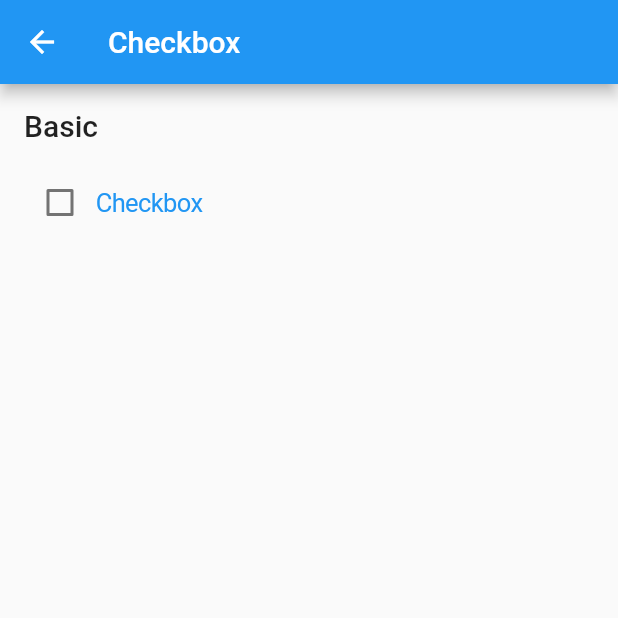
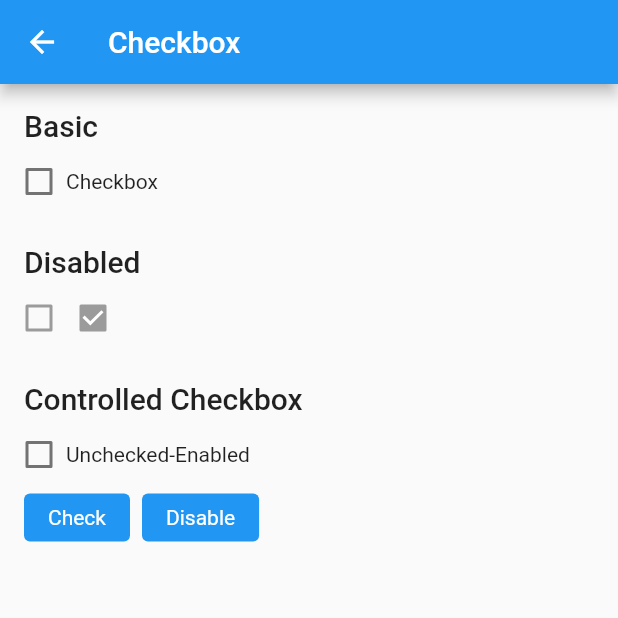
Before and after one commit to qiuxiang/flutter-antd, a Flutter app: the screen it shows after launch, after a tap on "Checkbox", on a phone screen of 412 x 824 dp, the top half of it. Run offline on Flutter 3.47's test engine with Material 2 defaults, Android fonts, the phone set to English and light mode, and no system bars; our stand-ins replace get.

```diff
--- a/example/lib/checkbox.dart
+++ b/example/lib/checkbox.dart
@@ -1,35 +1,69 @@
 import 'package:flutter/material.dart';
 import 'package:flutter_antd/flutter_antd.dart';
+import 'package:get/get.dart';
+
+import 'widgets.dart';
 
 class CheckboxPage extends StatelessWidget {
   const CheckboxPage();
 
   @override
   Widget build(BuildContext context) {
+    final state = CheckboxPageState();
+    Get.put(state);
     return Scaffold(
       appBar: AppBar(title: const Text('Checkbox')),
       body: ListView(padding: const EdgeInsets.all(16), children: [
-        const Title('Basic'),
+        const GroupTitle('Basic'),
         Row(children: [
           AntdCheckbox(
             label: 'Checkbox',
             onChange: (value) => print('checked = $value'),
           ),
         ]),
+        const SizedBox(height: 32),
+        const GroupTitle('Disabled'),
+        Row(children: const [
+          AntdCheckbox(disabled: true),
+          SizedBox(width: 8),
+          AntdCheckbox(disabled: true, checked: true),
+        ]),
+        const SizedBox(height: 32),
+        const GroupTitle('Controlled Checkbox'),
+        Obx(() {
+          final checked = state.checked.isTrue ? 'Checked' : 'Unchecked';
+          final disabled = state.disabled.isTrue ? 'Disabled' : 'Enabled';
+          return AntdCheckbox(
+            label: '$checked-$disabled',
+            checked: state.checked.value,
+            disabled: state.disabled.value,
+            onChange: (value) => state.checked.value = value,
+          );
+        }),
+        const SizedBox(height: 16),
+        Row(children: [
+          Obx(() {
+            return Button(
+              type: ButtonType.primary,
+              text: state.checked.isTrue ? 'Uncheck' : 'Check',
+              onClick: state.checked.toggle,
+            );
+          }),
+          const SizedBox(width: 8),
+          Obx(() {
+            return Button(
+              type: ButtonType.primary,
+              text: state.disabled.isTrue ? 'Enable' : 'Disable',
+              onClick: state.disabled.toggle,
+            );
+          }),
+        ]),
       ]),
     );
   }
 }
 
-class Title extends StatelessWidget {
-  final String title;
-  const Title(this.title);
-
-  @override
-  Widget build(BuildContext context) {
-    return Column(crossAxisAlignment: CrossAxisAlignment.start, children: [
-      Text(title, style: Theme.of(context).textTheme.headline6),
-      const SizedBox(height: 16),
-    ]);
-  }
+class CheckboxPageState extends GetxController {
+  final checked = false.obs;
+  final disabled = false.obs;
 }
--- a/example/lib/main.dart
+++ b/example/lib/main.dart
@@ -3,6 +3,7 @@ import 'package:get/get.dart';
 
 import 'button.dart';
 import 'checkbox.dart';
+import 'space.dart';
 
 void main() {
   runApp(App());
@@ -30,6 +31,10 @@ class HomePage extends StatelessWidget {
           onTap: () => Get.to(() => const ButtonPage()),
         ),
         ListTile(
+          title: const Text('Space'),
+          onTap: () => Get.to(() => const SpacePage()),
+        ),
+        ListTile(
           title: const Text('Checkbox'),
           onTap: () => Get.to(() => const CheckboxPage()),
         ),
--- a/example/lib/widgets.dart
+++ b/example/lib/widgets.dart
@@ -0,0 +1,14 @@
+import 'package:flutter/material.dart';
+
+class GroupTitle extends StatelessWidget {
+  final String title;
+  const GroupTitle(this.title);
+
+  @override
+  Widget build(BuildContext context) {
+    return Column(crossAxisAlignment: CrossAxisAlignment.start, children: [
+      Text(title, style: Theme.of(context).textTheme.headline6),
+      const SizedBox(height: 16),
+    ]);
+  }
+}
--- a/lib/button/button.dart
+++ b/lib/button/button.dart
@@ -10,8 +10,9 @@ class Button extends StatelessWidget {
   final bool disabled;
   final bool danger;
   final IconData? icon;
+  final ButtonSize size;
 
-  Button({
+  const Button({
     this.onClick,
     this.child,
     this.text = '',
@@ -20,6 +21,7 @@ class Button extends StatelessWidget {
     this.loading = false,
     this.disabled = false,
     this.danger = false,
+    this.size = ButtonSize.middle,
     this.icon,
   });
 
--- a/lib/checkbox/checkbox.dart
+++ b/lib/checkbox/checkbox.dart
@@ -6,12 +6,18 @@ class AntdCheckbox extends StatefulWidget {
   final bool defaultChecked;
   final String label;
   final Widget? labelWidget;
+  final bool disabled;
+  final bool? checked;
+  final bool autoFocus;
 
   const AntdCheckbox({
     this.onChange,
     this.label = '',
     this.labelWidget,
     this.defaultChecked = false,
+    this.disabled = false,
+    this.autoFocus = false,
+    this.checked,
   });
 
   @override
@@ -24,16 +30,39 @@ class _AntdCheckboxState extends State<AntdCheckbox> {
   @override
   void initState() {
     super.initState();
-    value = widget.defaultChecked;
+    value = widget.checked ?? widget.defaultChecked;
+  }
+
+  @override
+  void didUpdateWidget(AntdCheckbox old) {
+    super.didUpdateWidget(old);
+    if (widget.checked != null && widget.checked != old.checked) {
+      setState(() => value = widget.checked!);
+    }
   }
 
   @override
   Widget build(BuildContext context) {
-    return CupertinoButton(
-      padding: EdgeInsets.zero,
-      onPressed: () => onChanged(!value),
+    final mouseCursor = widget.disabled ? SystemMouseCursors.forbidden : null;
+    return InkWell(
+      mouseCursor: mouseCursor,
+      highlightColor: Colors.transparent,
+      hoverColor: Colors.transparent,
+      splashColor: Colors.transparent,
+      onTap: widget.disabled ? null : () => onChanged(!value),
       child: Row(children: [
-        Checkbox(onChanged: onChanged, value: value),
+        SizedBox(
+          height: 20,
+          width: 20,
+          child: Checkbox(
+            autofocus: widget.autoFocus,
+            onChanged: widget.disabled ? null : onChanged,
+            value: value,
+            mouseCursor: mouseCursor,
+            splashRadius: widget.disabled ? 0 : null,
+          ),
+        ),
+        const SizedBox(width: 8),
         widget.labelWidget ?? Text(widget.label),
       ]),
     );
@@ -41,7 +70,9 @@ class _AntdCheckboxState extends State<AntdCheckbox> {
 
   // ignore: avoid_positional_boolean_parameters
   void onChanged(bool? value) {
-    setState(() => this.value = value!);
+    if (widget.checked == null) {
+      setState(() => this.value = value!);
+    }
     widget.onChange?.call(value!);
   }
 }
--- a/lib/flutter_antd.dart
+++ b/lib/flutter_antd.dart
@@ -1,2 +1,3 @@
 export 'button/button.dart';
 export 'checkbox/checkbox.dart';
+export 'space.dart';
```
Also changed, not shown: example/lib/button.dart (+36 -39 lines), example/lib/space.dart (added, +91 -0 lines), lib/checkbox/group.dart (added, +15 -0 lines), lib/space.dart (added, +67 -0 lines).
